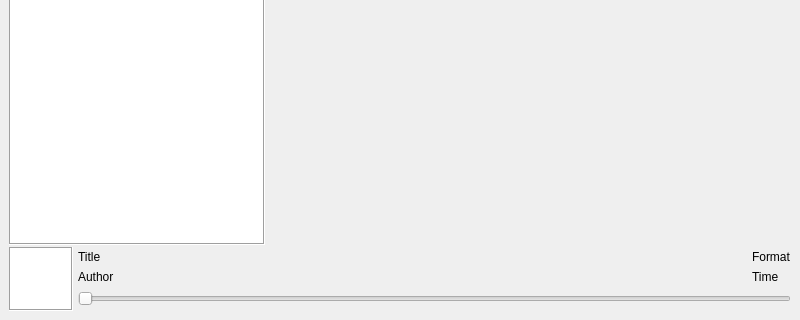
First picture: the form in soloviy/resources/templates/main.ui, repository skorodenko/mpd_frontend, before the edit; both pictures show x 0 to 800 and y 280 to 600 of the 800 by 600 pixel window.
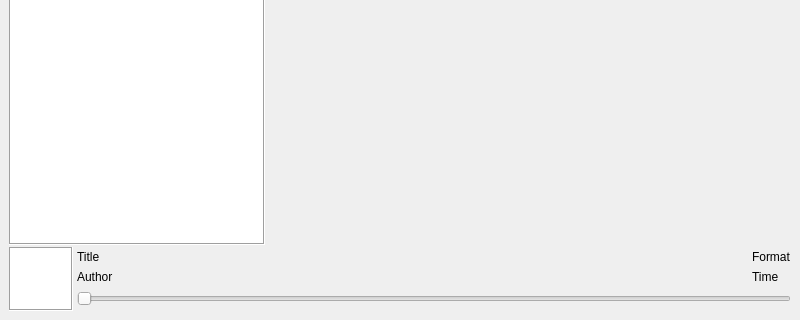
Second picture: the form after the edit. Icons and pictures are not drawn.

```diff
--- a/soloviy/resources/templates/main.ui
+++ b/soloviy/resources/templates/main.ui
@@ -235,7 +235,7 @@
     <item>
      <layout class="QHBoxLayout" name="media_status" stretch="0,10">
       <property name="spacing">
-       <number>5</number>
+       <number>4</number>
       </property>
       <item>
        <widget class="QGraphicsView" name="graphicsView">
```
Left out of the diff: 2 changed lines with no effect on the pictures.
